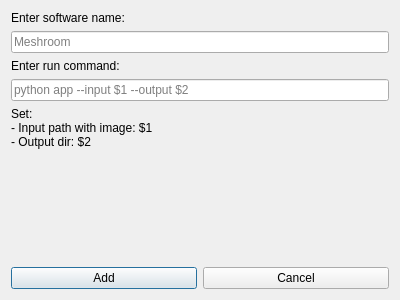
Before: the Qt Designer form benchmark/ui_raw/add_software.ui in moevm/bsc_kovinev, drawn with Qt 5.
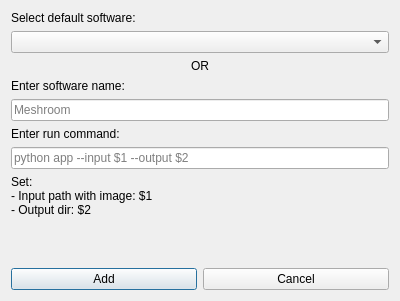
After: the same form once the commit is applied.

```diff
--- a/benchmark/ui_raw/add_software.ui
+++ b/benchmark/ui_raw/add_software.ui
@@ -7,7 +7,7 @@
     <x>0</x>
     <y>0</y>
     <width>400</width>
-    <height>300</height>
+    <height>301</height>
    </rect>
   </property>
   <property name="windowTitle">
@@ -16,6 +16,27 @@
   <layout class="QVBoxLayout" name="verticalLayout_4">
    <item>
     <layout class="QVBoxLayout" name="verticalLayout">
+     <item>
+      <layout class="QVBoxLayout" name="verticalLayout_5">
+       <item>
+        <widget class="QLabel" name="label_select_software">
+         <property name="text">
+          <string>Select default software:</string>
+         </property>
+        </widget>
+       </item>
+       <item>
+        <widget class="QComboBox" name="comboBox_select_default"/>
+       </item>
+      </layout>
+     </item>
+     <item>
+      <widget class="QLabel" name="label_2">
+       <property name="text">
+        <string>&lt;html&gt;&lt;head/&gt;&lt;body&gt;&lt;p align=&quot;center&quot;&gt;OR&lt;/p&gt;&lt;/body&gt;&lt;/html&gt;</string>
+       </property>
+      </widget>
+     </item>
      <item>
       <layout class="QVBoxLayout" name="verticalLayout_2">
        <item>
```
